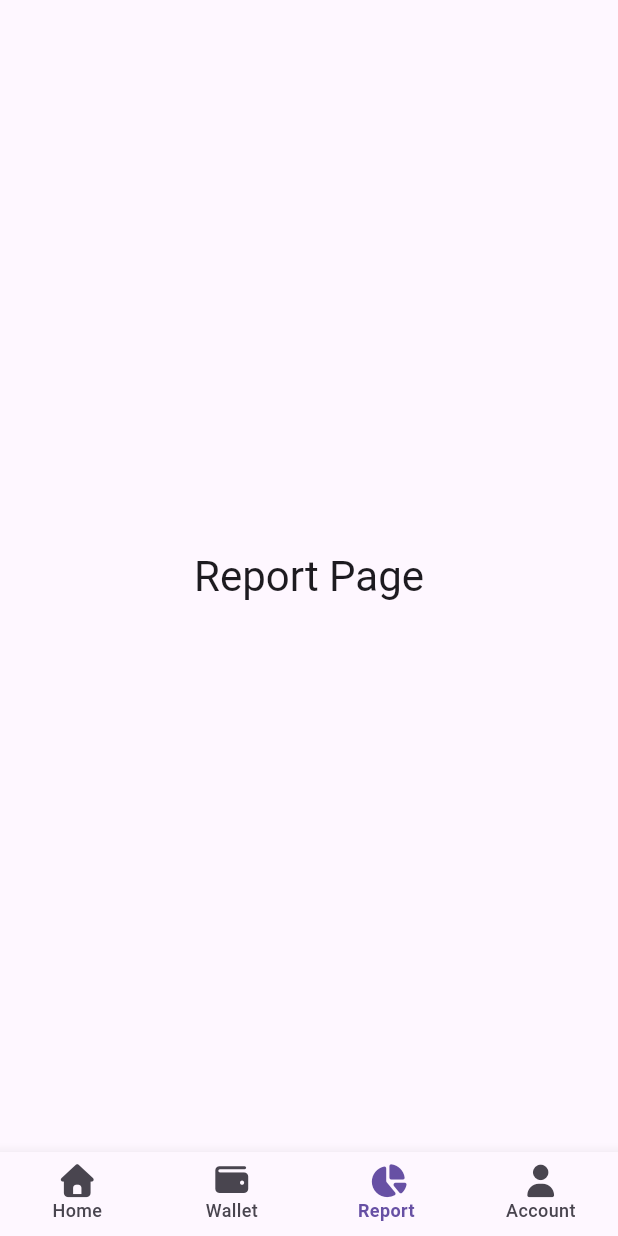
After one commit to maneth909/flutter_ui_playground, a Flutter app: the BankingHomePageContent screen opened directly, item 3 of the bottom bar chosen, on a phone screen of 412 x 824 dp. The commit adds this screen. Run offline on Flutter 3.47's test engine with Material 3 defaults, Android fonts, the phone set to English and light mode, and no system bars; our stand-ins replace font_awesome_flutter, google_fonts.

Commit message:
theme changed

```diff
--- a/lib/projects/01_login_screen/main_login.dart
+++ b/lib/projects/01_login_screen_ui/main_login.dart
@@ -71,11 +71,11 @@ class _LoginScreenContentState extends State<LoginScreenContent> {
   Widget build(BuildContext context) {
     final primaryColor = Theme.of(context).colorScheme.primary;
     final textColor = Theme.of(context).colorScheme.onSurface;
-    double padding = MediaQuery.of(context).size.width * 0.1; // 8% of width
+    double padding = MediaQuery.of(context).size.width * 0.1;
 
     return Scaffold(
-      //USE LAYOUT BUILDER to get available height
       body: SafeArea(
+        //USE LAYOUT BUILDER to get available height
         child: LayoutBuilder(
           builder: (context, constraints) {
             return SingleChildScrollView(
--- /dev/null
+++ b/lib/projects/02_banking_app_ui/main_banking_app.dart
@@ -0,0 +1,105 @@
+import 'package:flutter/material.dart';
+import 'package:google_fonts/google_fonts.dart';
+import 'package:font_awesome_flutter/font_awesome_flutter.dart';
+import 'theme_extension.dart';
+import 'home.dart';
+import 'report.dart';
+import 'wallet.dart';
+import 'account.dart';
+
+class BankingApp extends StatelessWidget {
+  const BankingApp({super.key});
+
+  @override
+  Widget build(BuildContext context) {
+    const primaryBlue = Color(0xFF5465FF);
+    const backgroundGrey = Color(0xFFF5F7FA);
+    const darkText = Color(0xFF1E1E2D);
+    const greyText = Color(0xFF7D8499);
+    return Theme(
+      data: ThemeData(
+        scaffoldBackgroundColor: backgroundGrey,
+        colorScheme: ColorScheme.light(
+          primary: primaryBlue,
+          surface: Colors.white,
+          onSurface: darkText,
+          onSurfaceVariant: greyText,
+        ),
+        textTheme: GoogleFonts.plusJakartaSansTextTheme(
+          Theme.of(context).textTheme,
+        ),
+      ),
+      child: BankingHomePageContent(),
+    );
+  }
+}
+
+class BankingHomePageContent extends StatefulWidget {
+  const BankingHomePageContent({super.key});
+
+  @override
+  State<BankingHomePageContent> createState() => _BankingHomePageContentState();
+}
+
+class _BankingHomePageContentState extends State<BankingHomePageContent> {
+  final List<Widget> _bankPages = [
+    HomePage(),
+    WalletPage(),
+    ReportPage(),
+    AccountPage(),
+  ];
+
+  int _currentIndex = 0;
+
+  @override
+  Widget build(BuildContext context) {
+    // final primaryBlue = Theme.of(context).colorScheme.primary;
+    // final backgroundGrey = Theme.of(context).scaffoldBackgroundColor;
+    // final whiteColor = Theme.of(context).colorScheme.surface;
+    // final textColor = Theme.of(context).colorScheme.onSurface;
+    // final greyTextColor = Theme.of(context).colorScheme.onSurfaceVariant;
+    return Scaffold(
+      body: _bankPages[_currentIndex],
+      bottomNavigationBar: BottomNavigationBar(
+        currentIndex: _currentIndex,
+        onTap: (index) {
+          setState(() {
+            _currentIndex = index;
+          });
+        },
+        type: BottomNavigationBarType.fixed,
+        backgroundColor: context.backgroundGrey,
+        selectedItemColor: context.primaryBlue,
+        unselectedItemColor: context.greyTextColor,
+        selectedLabelStyle: TextStyle(
+          fontSize: 12,
+          fontWeight: FontWeight.w600,
+          color: context.textColor,
+        ),
+        unselectedLabelStyle: TextStyle(
+          fontSize: 12,
+          fontWeight: FontWeight.w500,
+          color: context.greyTextColor,
+        ),
+        items: const [
+          BottomNavigationBarItem(
+            icon: Icon(FontAwesomeIcons.solidHouse, size: 22),
+            label: 'Home',
+          ),
+          BottomNavigationBarItem(
+            icon: Icon(FontAwesomeIcons.wallet, size: 22),
+            label: 'Wallet',
+          ),
+          BottomNavigationBarItem(
+            icon: Icon(FontAwesomeIcons.chartPie, size: 22),
+            label: 'Report',
+          ),
+          BottomNavigationBarItem(
+            icon: Icon(FontAwesomeIcons.solidUser, size: 22),
+            label: 'Account',
+          ),
+        ],
+      ),
+    );
+  }
+}
--- /dev/null
+++ b/lib/projects/02_banking_app_ui/report.dart
@@ -0,0 +1,20 @@
+import 'package:flutter/material.dart';
+
+class ReportPage extends StatefulWidget {
+  const ReportPage({super.key});
+
+  @override
+  State<ReportPage> createState() => _ReportPageState();
+}
+
+class _ReportPageState extends State<ReportPage> {
+  @override
+  Widget build(BuildContext context) {
+    return Center(
+      child: Text(
+        'Report Page',
+        style: Theme.of(context).textTheme.headlineMedium,
+      ),
+    );
+  }
+}
--- a/pubspec.yaml
+++ b/pubspec.yaml
@@ -27,9 +27,8 @@ flutter:
   uses-material-design: true
 
   # To add assets to your application, add an assets section, like this:
-  # assets:
-  #   - images/a_dot_burr.jpeg
-  #   - images/a_dot_ham.jpeg
+  assets:
+    - assets/images/
 
   # fonts:
   #   - family: Schyler
```
Also changed, not shown: lib/home_screen.dart (+7 -1 lines), lib/projects/02_banking_app_ui/account.dart (added, +15 -0 lines), lib/projects/02_banking_app_ui/home.dart (added, +88 -0 lines), lib/projects/02_banking_app_ui/theme_extension.dart (added, +9 -0 lines), lib/projects/02_banking_app_ui/wallet.dart (added, +15 -0 lines), assets/images/cyanide.jpg (added).
